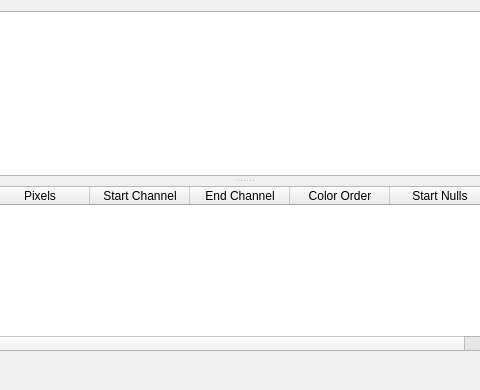
Qt form res/backupviewer.ui (computergeek1507/ControllerBackup) before a commit; both pictures show x 222 to 702 and y 0 to 390 of the 933 by 390 pixel window.
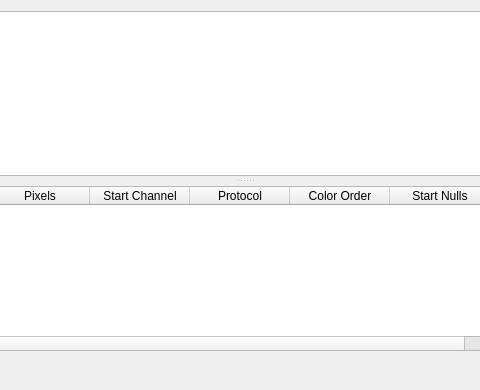
The same form after that commit. Icons and pictures are not drawn.

What changed in the file:
```diff
--- a/res/backupviewer.ui
+++ b/res/backupviewer.ui
@@ -53,7 +53,7 @@
       </column>
       <column>
        <property name="text">
-        <string>End Channel</string>
+        <string>Protocol</string>
        </property>
       </column>
       <column>
```
